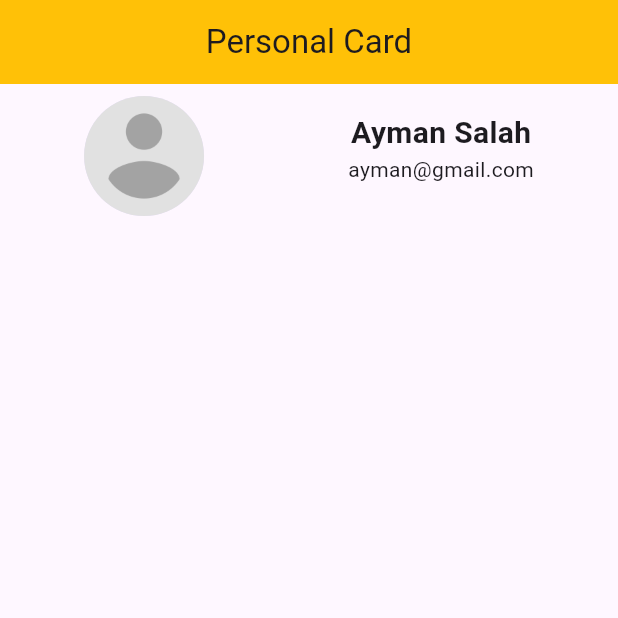
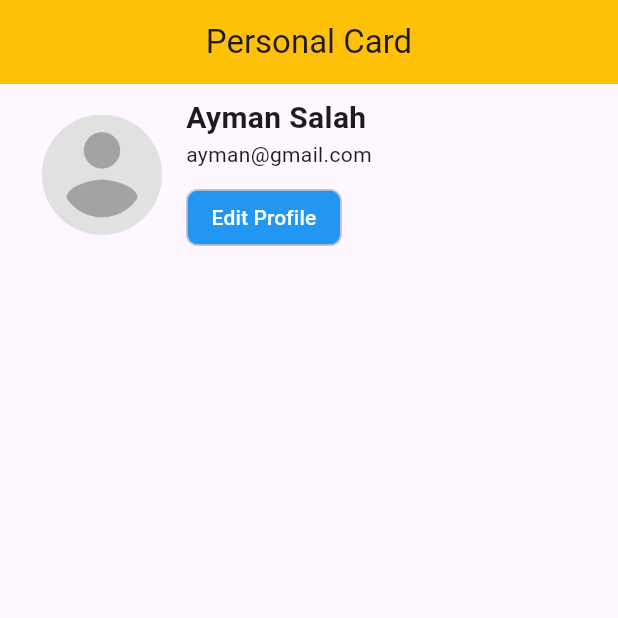
Before and after one commit to aymanSalahA/nti_user_card, a Flutter app: the screen it shows after launch, on a phone screen of 412 x 824 dp, the top half of it. Run offline on Flutter 3.47's test engine with Material 3 defaults, Android fonts, the phone set to English and light mode, and no system bars.

Commit message:
hero Done

```diff
--- a/lib/main.dart
+++ b/lib/main.dart
@@ -18,7 +18,7 @@
           title: Text("Personal Card"),
           centerTitle: true,
         ),
-        body: CardHero(),
+        body: Column(children: [CardHero()]),
       ),
     );
   }
--- a/lib/widgets/card_hero.dart
+++ b/lib/widgets/card_hero.dart
@@ -8,21 +8,32 @@ class CardHero extends StatelessWidget {
     return Padding(
       padding: const EdgeInsets.all(8.0),
       child: Row(
-        mainAxisAlignment: MainAxisAlignment.spaceAround,
+        mainAxisAlignment: MainAxisAlignment.start,
         children: [
+          const SizedBox(width: 20),
           CircleAvatar(
             backgroundImage: AssetImage("assets/images/profile.png"),
             radius: 40,
-          ), //
-          SizedBox(
-            height: 60,
+          ),
+          const SizedBox(width: 16),
+          Expanded(
             child: Column(
+              crossAxisAlignment: CrossAxisAlignment.start,
+              mainAxisAlignment: MainAxisAlignment.center,
               children: [
                 Text(
                   "Ayman Salah",
                   style: TextStyle(fontSize: 20, fontWeight: FontWeight.bold),
                 ),
                 Text("ayman@gmail.com"),
+                const SizedBox(height: 8),
+                Chip(
+                  label: Text(
+                    "Edit Profile",
+                    style: TextStyle(color: Colors.white),
+                  ),
+                  backgroundColor: Colors.blue,
+                ),
               ],
             ),
           ),
```
